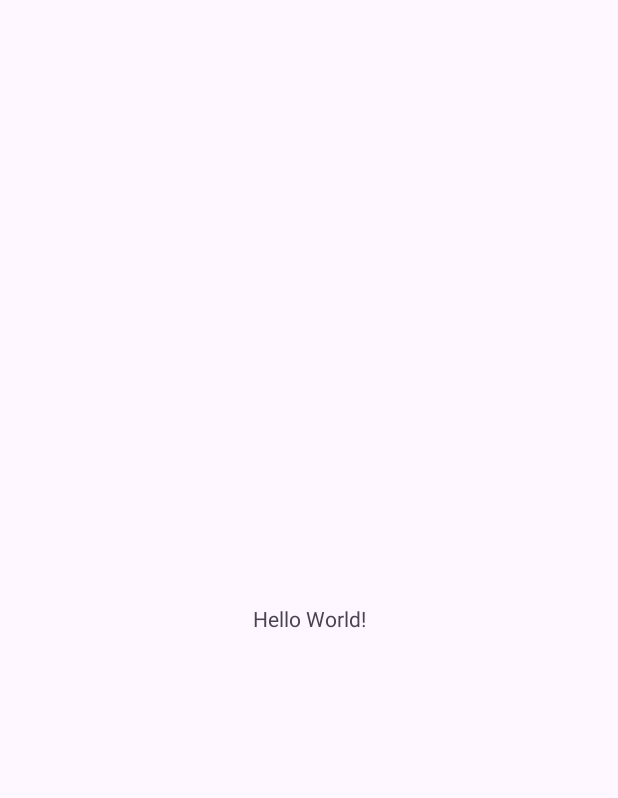
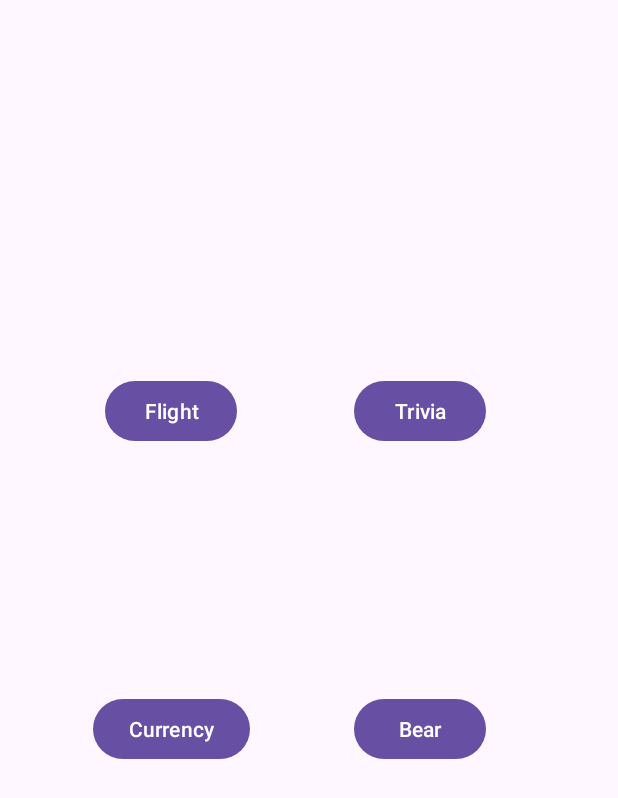
Before and after one commit to JiPooh/FinalProject, an Android app: the screen it shows after launch (MainActivity), on a phone screen of 412 x 824 dp. Before the commit the part shown is almost empty. Shown: the top 798 px of the screen. Run offline under Robolectric (Android 15) with nearby library versions, the phone set to English and light mode, and no system bars.

Commit message:
Initial commit for bear portion

```diff
--- a/app/src/main/java/algonquin/cst2335/finalproject/MainActivity.java
+++ b/app/src/main/java/algonquin/cst2335/finalproject/MainActivity.java
@@ -3,6 +3,7 @@ package algonquin.cst2335.finalproject;
 import androidx.appcompat.app.AppCompatActivity;
 
 import android.os.Bundle;
+
 
 public class MainActivity extends AppCompatActivity {
 
@@ -10,5 +11,17 @@ public class MainActivity extends AppCompatActivity {
     protected void onCreate(Bundle savedInstanceState) {
         super.onCreate(savedInstanceState);
         setContentView(R.layout.activity_main);
+        findViewById(R.id.buttFlight).setOnClickListener(clk->{
+
+        });
+        findViewById(R.id.buttTriv).setOnClickListener(clk->{
+
+        });
+        findViewById(R.id.buttCurr).setOnClickListener(clk->{
+
+        });
+        findViewById(R.id.buttBear).setOnClickListener(clk->{
+
+        });
     }
 }
--- a/app/src/main/res/layout/activity_main.xml
+++ b/app/src/main/res/layout/activity_main.xml
@@ -6,13 +6,46 @@
     android:layout_height="match_parent"
     tools:context=".MainActivity">
 
-    <TextView
+    <Button
+        android:id="@+id/buttFlight"
         android:layout_width="wrap_content"
         android:layout_height="wrap_content"
-        android:text="Hello World!"
-        app:layout_constraintBottom_toBottomOf="parent"
+        android:layout_marginStart="70dp"
+        android:text="Flight"
+        app:layout_constraintBottom_toBottomOf="@+id/buttTriv"
+        app:layout_constraintStart_toStartOf="parent"
+        app:layout_constraintTop_toTopOf="@+id/buttTriv" />
+
+    <Button
+        android:id="@+id/buttTriv"
+        android:layout_width="wrap_content"
+        android:layout_height="wrap_content"
+        android:layout_marginTop="250dp"
+        android:layout_marginEnd="70dp"
+        android:text="Trivia"
         app:layout_constraintEnd_toEndOf="parent"
-        app:layout_constraintStart_toStartOf="parent"
+        app:layout_constraintHorizontal_bias="0.81"
+        app:layout_constraintStart_toEndOf="@+id/buttFlight"
         app:layout_constraintTop_toTopOf="parent" />
 
+    <Button
+        android:id="@+id/buttBear"
+        android:layout_width="wrap_content"
+        android:layout_height="wrap_content"
+        android:layout_marginBottom="150dp"
+        android:text="Bear"
+        app:layout_constraintBottom_toBottomOf="parent"
+        app:layout_constraintEnd_toEndOf="@+id/buttTriv"
+        app:layout_constraintStart_toStartOf="@+id/buttTriv"
+        app:layout_constraintTop_toBottomOf="@+id/buttTriv" />
+
+    <Button
+        android:id="@+id/buttCurr"
+        android:layout_width="wrap_content"
+        android:layout_height="wrap_content"
+        android:text="Currency"
+        app:layout_constraintBottom_toBottomOf="@+id/buttBear"
+        app:layout_constraintEnd_toEndOf="@+id/buttFlight"
+        app:layout_constraintStart_toStartOf="@+id/buttFlight"
+        app:layout_constraintTop_toTopOf="@+id/buttBear" />
 </androidx.constraintlayout.widget.ConstraintLayout>
```
